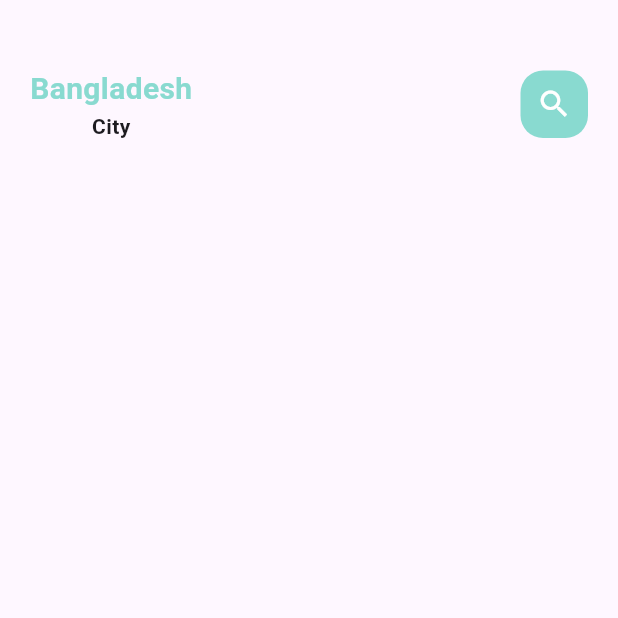
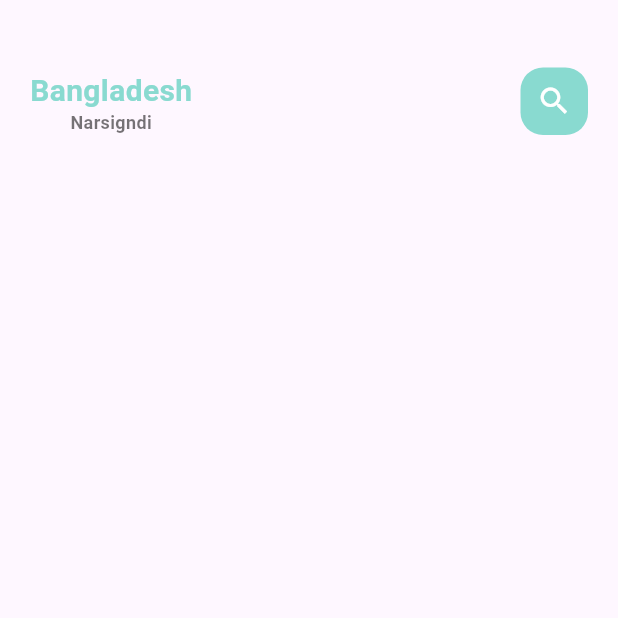
Before and after one commit to Lorena2387/app_e_comerce, a Flutter app: the screen it shows after launch, on a phone screen of 412 x 824 dp, the top half of it. Run offline on Flutter 3.47's test engine with Material 2 defaults, Android fonts, the phone set to English and light mode, and no system bars.

Commit message:
Define the fine print of the app

```diff
--- a/lib/home/main_food_page.dart
+++ b/lib/home/main_food_page.dart
@@ -1,5 +1,6 @@
 import 'package:app_e_comerce/Utils/app_colors.dart';
 import 'package:app_e_comerce/widgets/big_text.dart';
+import 'package:app_e_comerce/widgets/small_text.dart';
 import 'package:flutter/material.dart';
 
 class MainFoodPage extends StatefulWidget {
@@ -28,7 +29,10 @@
                       text: "Bangladesh",
                       color: AppColors.mainColor,
                     ),
-                    Text("City"),
+                    SmallText(
+                      text: "Narsigndi",
+                      color: Colors.black54,
+                    )
                   ],
                 ),
                 Center(
--- a/lib/widgets/big_text.dart
+++ b/lib/widgets/big_text.dart
@@ -16,6 +16,7 @@
   Widget build(BuildContext context) {
     return Text(
       text,
+      maxLines: 1,
       overflow: overFlow,
       style: TextStyle(
         fontFamily: 'Roboto',
--- /dev/null
+++ b/lib/widgets/small_text.dart
@@ -0,0 +1,29 @@
+import 'package:flutter/material.dart';
+
+class SmallText extends StatelessWidget {
+  Color? color;
+  final String text;
+  double size;
+  double height;
+
+  SmallText({
+    super.key,
+    this.color = const Color(0xFFccc7c5),
+    required this.text,
+    this.size = 12,
+    this.height = 1.2,
+  });
+
+  @override
+  Widget build(BuildContext context) {
+    return Text(
+      text,
+      style: TextStyle(
+        fontFamily: 'Roboto',
+        color: color,
+        fontSize: size,
+        height: height,
+      ),
+    );
+  }
+}
```
